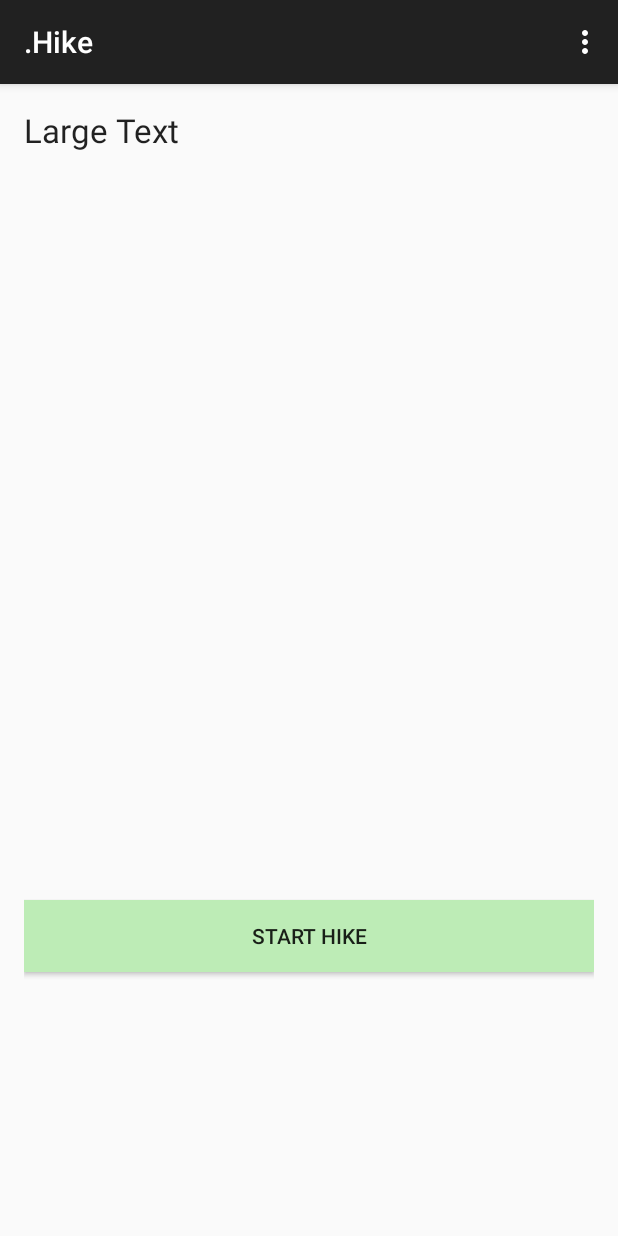
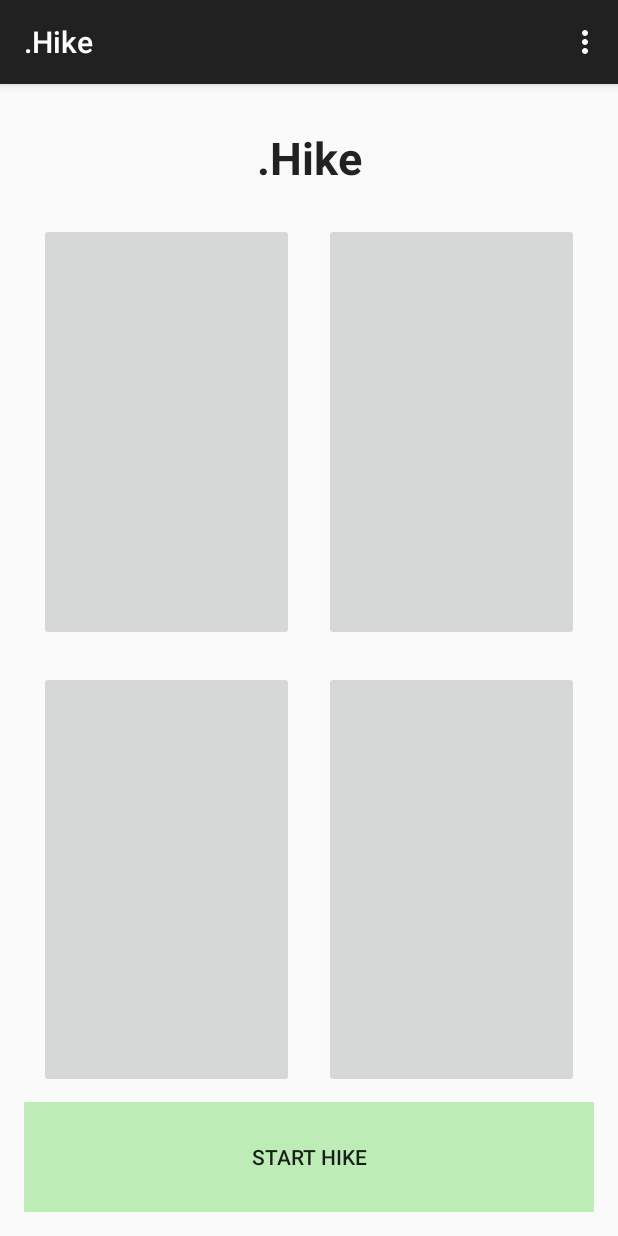
Before and after one commit to foxtrotzulu94/DotHike, an Android app: the screen it shows after launch (HomeActivity), on a phone screen of 412 x 824 dp. Run offline under Robolectric (Android 15) with nearby library versions, the phone set to English and light mode, and no system bars.

Commit message:
Designed Home screen, adding picture buttons, text, fixing layout

```diff
--- a/app/src/main/AndroidManifest.xml
+++ b/app/src/main/AndroidManifest.xml
@@ -25,7 +25,7 @@
 
         <activity
             android:name=".HikeActivity"
-            android:label="@string/maps_activity_name"
+            android:label="@string/app_name"
             android:noHistory="true" >
             <intent-filter>
                 <action android:name="me.dotteam.dotprod.MapsActivity" />
@@ -45,12 +45,12 @@
         </activity>
         <activity
             android:name=".ResultsActivity"
-            android:label="@string/title_activity_results"
+            android:label="@string/app_name"
             android:noHistory="true" >
         </activity>
         <activity
             android:name=".EnvCondActivity"
-            android:label="@string/title_activity_env_cond"
+            android:label="@string/app_name"
             android:noHistory="true">
         </activity>
     </application>
--- a/app/src/main/res/layout/activity_home.xml
+++ b/app/src/main/res/layout/activity_home.xml
@@ -10,20 +10,91 @@
     android:gravity="center">
 
 
-    <TextView
+    <LinearLayout
+        android:orientation="vertical"
         android:layout_width="match_parent"
         android:layout_height="match_parent"
-        android:textAppearance="?android:attr/textAppearanceLarge"
-        android:text="Large Text"
-        android:id="@+id/textView"
-        android:layout_weight="0.5" />
+        android:layout_weight="0.1">
+
+        <LinearLayout
+            android:orientation="vertical"
+            android:layout_width="match_parent"
+            android:layout_height="match_parent"
+            android:layout_weight="0.9"
+            android:gravity="top|center_vertical">
+
+            <TextView
+                android:layout_width="match_parent"
+                android:layout_height="match_parent"
+                android:textAppearance="?android:attr/textAppearanceLarge"
+                android:text="@string/textAppName"
+                android:id="@+id/textAppName"
+                android:gravity="center_vertical|center_horizontal"
+                android:textSize="30sp"
+                android:textStyle="bold" />
+        </LinearLayout>
+
+        <LinearLayout
+            android:orientation="vertical"
+            android:layout_width="match_parent"
+            android:layout_height="match_parent"
+            android:layout_weight="0.1"
+            >
+
+            <LinearLayout
+                android:orientation="horizontal"
+                android:layout_width="match_parent"
+                android:layout_height="match_parent"
+                android:layout_weight="0.5">
+
+                <ImageButton
+                    android:layout_width="match_parent"
+                    android:layout_height="match_parent"
+                    android:id="@+id/imageButton"
+                    android:layout_gravity="center_vertical"
+                    android:layout_weight="0.5"
+                    android:layout_margin="10dp" />
+
+                <ImageButton
+                    android:layout_width="match_parent"
+                    android:layout_height="match_parent"
+                    android:id="@+id/imageButton3"
+                    android:layout_gravity="center_vertical"
+                    android:layout_weight="0.5"
+                    android:layout_margin="10dp" />
+            </LinearLayout>
+
+            <LinearLayout
+                android:orientation="horizontal"
+                android:layout_width="match_parent"
+                android:layout_height="match_parent"
+                android:layout_weight="0.5">
+
+                <ImageButton
+                    android:layout_width="match_parent"
+                    android:layout_height="match_parent"
+                    android:id="@+id/imageButton2"
+                    android:layout_gravity="center_vertical"
+                    android:layout_weight="0.5"
+                    android:layout_margin="10dp" />
+
+                <ImageButton
+                    android:layout_width="match_parent"
+                    android:layout_height="match_parent"
+                    android:id="@+id/imageButton4"
+                    android:layout_gravity="center_vertical"
+                    android:layout_weight="0.5"
+                    android:layout_margin="10dp" />
+            </LinearLayout>
+        </LinearLayout>
+
+    </LinearLayout>
 
     <LinearLayout
-        android:orientation="horizontal"
+        android:orientation="vertical"
         android:layout_width="match_parent"
         android:layout_height="match_parent"
-        android:layout_weight="0.5"
-        android:gravity="center">
+        android:layout_weight="0.9">
 
         <Button
             android:layout_width="match_parent"
--- a/app/src/main/res/values/strings.xml
+++ b/app/src/main/res/values/strings.xml
@@ -12,4 +12,5 @@
     <string name="buttonTextResultsDone">Done</string>
     <string name="title_activity_env_cond">EnvCondActivity</string>
     <string name="buttonTextBackToMainHike">Back to Main Hike</string>
+    <string name="textAppName">.Hike</string>
 </resources>
```
